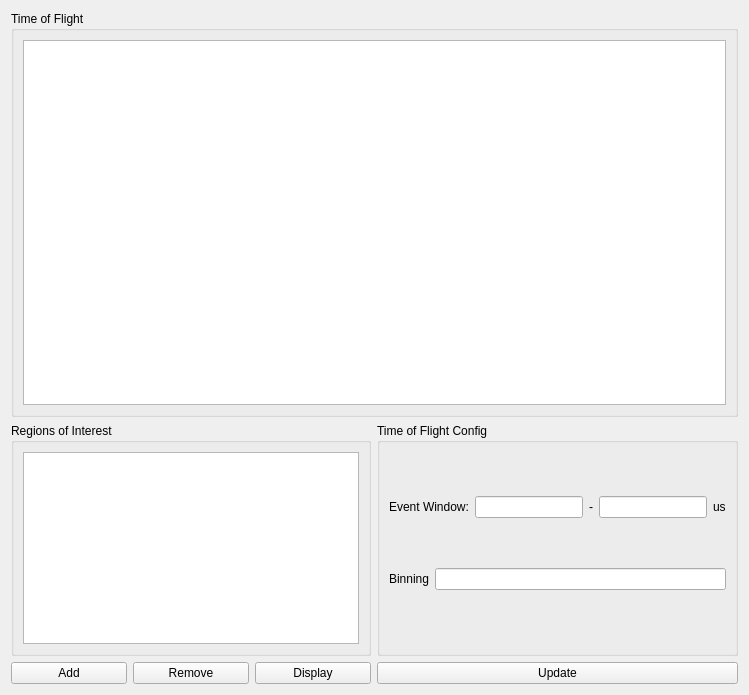
This is tools/pymepixdaq/panels/ui/timeofflightpanel.ui in CFEL-CMI/pymepix as Qt 5 draws it before an edit. The edited form follows.
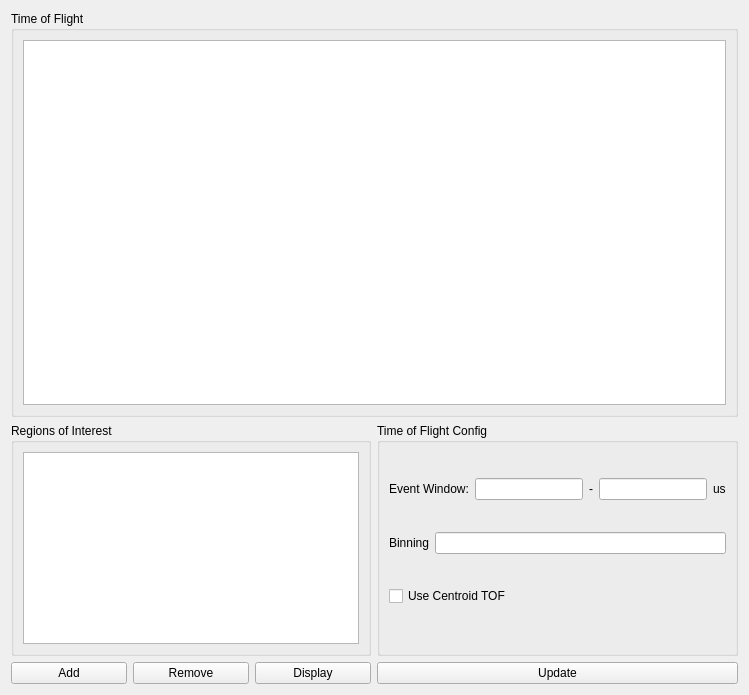
This is the edited form. Custom widgets are drawn as their Qt base class.

Commit message: Added blob tof checkbox

Diff of the .ui file:
```diff
--- a/tools/pymepixdaq/panels/ui/timeofflightpanel.ui
+++ b/tools/pymepixdaq/panels/ui/timeofflightpanel.ui
@@ -164,6 +164,13 @@
             </item>
            </layout>
           </item>
+          <item>
+           <widget class="QCheckBox" name="blob_tof">
+            <property name="text">
+             <string>Use Centroid TOF</string>
+            </property>
+           </widget>
+          </item>
           <item>
            <spacer name="verticalSpacer">
             <property name="orientation">
```
